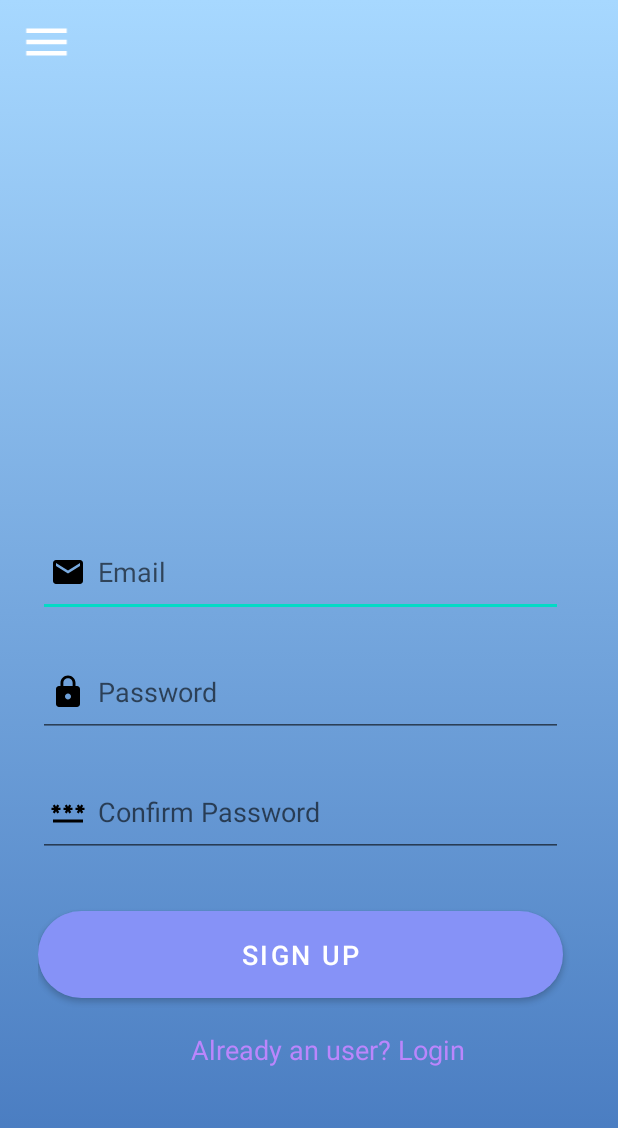
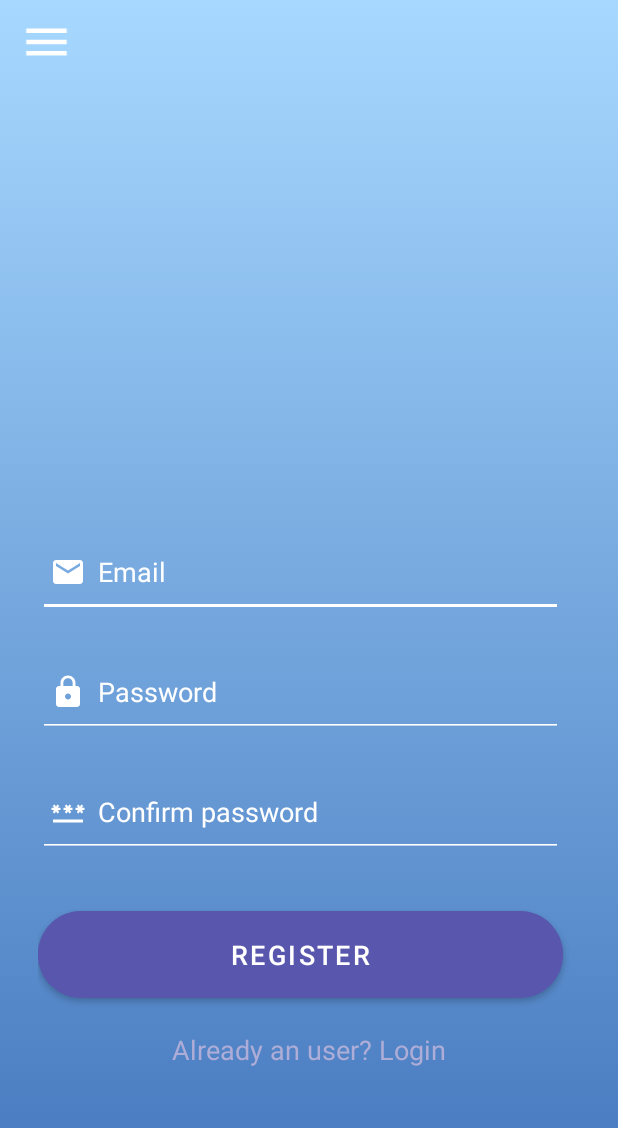
Before and after one commit to aluno23032/WeatherApp, an Android app: the screen it shows after launch (RegisterActivity), in the side drawer, after a tap on "Register", on a phone screen of 412 x 824 dp. Shown: the top 1128 px of the screen. Run offline under Robolectric (Android 15) with nearby library versions, the light colour scheme and no system bars; our stand-ins replace Firebase (no records; nobody signed in at launch, a user with empty details on screens opened directly), Volley; Roboto replaces fonts that are not available here.

Commit message:
Menu e fundo dinâmico na página login e registo

```diff
--- a/app/src/main/java/com/example/weatherapp/MainActivity.kt
+++ b/app/src/main/java/com/example/weatherapp/MainActivity.kt
@@ -21,9 +21,11 @@ import com.android.volley.DefaultRetryPolicy
 import com.android.volley.Request
 import com.android.volley.toolbox.StringRequest
 import com.android.volley.toolbox.Volley
+import com.example.weatherapp.databinding.ActivityMainBinding
 import com.google.android.gms.location.FusedLocationProviderClient
 import com.google.android.gms.location.LocationServices
 import com.google.android.material.navigation.NavigationView
+import com.google.firebase.auth.FirebaseAuth
 import org.json.JSONObject
 import java.util.*
 
@@ -62,11 +64,15 @@ class MainActivity : AppCompatActivity() {
     private lateinit var peaksday6: TextView
     private lateinit var peaksday7: TextView
     private lateinit var fusedLocationClient: FusedLocationProviderClient
+    private lateinit var firebaseAuth: FirebaseAuth
+    private lateinit var binding: ActivityMainBinding
 
     @RequiresApi(Build.VERSION_CODES.O)
     override fun onCreate(savedInstanceState: Bundle?) {
         super.onCreate(savedInstanceState)
-        setContentView(R.layout.activity_main)
+        binding = ActivityMainBinding.inflate(layoutInflater)
+        setContentView(binding.root)
+        firebaseAuth = FirebaseAuth.getInstance()
         tableLayout = findViewById(R.id.tableLayout)
         tableLayout.visibility = View.INVISIBLE
         drawerLayout = findViewById(R.id.drawerLayout)
@@ -85,8 +91,6 @@ class MainActivity : AppCompatActivity() {
                     val signupIntent = Intent(this, LoginActivity::class.java)
                     startActivity(signupIntent)
                     drawerLayout.closeDrawer(GravityCompat.START)
-                }
-                else -> {
                 }
             }
             true
@@ -107,12 +111,6 @@ class MainActivity : AppCompatActivity() {
         fusedLocationClient = LocationServices.getFusedLocationProviderClient(this)
         obtainLocation()
         tableLayout.visibility = View.VISIBLE
-    }
-
-    override fun onBackPressed() {
-        if (drawerLayout.isDrawerOpen(GravityCompat.START)){
-            drawerLayout.closeDrawer(GravityCompat.START)
-        }
     }
 
     private fun weekDays() {
--- a/app/src/main/res/layout/activity_register.xml
+++ b/app/src/main/res/layout/activity_register.xml
@@ -35,49 +35,64 @@
                 android:layout_height="wrap_content"
                 android:layout_marginTop="275dp"
                 android:orientation="vertical"
-                android:paddingLeft="25dp">
+                android:paddingStart="25dp"
+                android:paddingEnd="25dp">
 
                 <EditText
                     android:id="@+id/signup_email"
                     android:layout_width="350dp"
                     android:layout_height="60dp"
                     android:layout_marginTop="30dp"
-                    android:drawableLeft="@drawable/ic_baseline_email_24"
+                    android:drawableStart="@drawable/ic_baseline_email_24"
                     android:drawablePadding="8dp"
-                    android:hint="Email"
+                    android:hint="@string/email"
                     android:padding="8dp"
-                    android:textColor="@color/black" />
+                    android:textColor="@color/black"
+                    android:autofillHints=""
+                    android:inputType="textEmailAddress"
+                    android:textColorHint="@color/white"
+                    android:drawableTint="@color/white"
+                    android:backgroundTint="@color/white"/>
 
                 <EditText
                     android:id="@+id/signup_password"
                     android:layout_width="350dp"
                     android:layout_height="60dp"
                     android:layout_marginTop="20dp"
-                    android:drawableLeft="@drawable/ic_baseline_lock_24"
+                    android:drawableStart="@drawable/ic_baseline_lock_24"
                     android:drawablePadding="8dp"
-                    android:hint="Password"
+                    android:hint="@string/password"
                     android:inputType="textPassword"
                     android:padding="8dp"
-                    android:textColor="@color/black" />
+                    android:textColor="@color/black"
+                    android:autofillHints=""
+                    android:textColorHint="@color/white"
+                    android:drawableTint="@color/white"
+                    android:backgroundTint="@color/white"/>
 
                 <EditText
                     android:id="@+id/signup_confirm"
                     android:layout_width="350dp"
                     android:layout_height="60dp"
                     android:layout_marginTop="20dp"
-                    android:drawableLeft="@drawable/ic_baseline_password_24"
+                    android:drawableStart="@drawable/ic_baseline_password_24"
                     android:drawablePadding="8dp"
-                    android:hint="Confirm Password"
+                    android:hint="@string/confirm_password"
                     android:inputType="textPassword"
                     android:padding="8dp"
-                    android:textColor="@color/black" />
+                    android:textColor="@color/black"
+                    android:autofillHints=""
+                    android:textColorHint="@color/white"
+                    android:drawableTint="@color/white"
+                    android:backgroundTint="@color/white"/>
 
                 <Button
                     android:id="@+id/signup_button"
                     android:layout_width="350dp"
                     android:layout_height="70dp"
                     android:layout_marginTop="30dp"
-                    android:text="Sign Up"
+                    android:text="@string/register"
+                    android:backgroundTint="#5956AE"
                     android:textSize="18sp"
                     app:cornerRadius="30dp" />
 
@@ -88,8 +103,8 @@
                     android:layout_gravity="center"
                     android:layout_marginTop="8dp"
                     android:padding="8dp"
-                    android:text="Already an user? Login"
-                    android:textColor="@color/purple_200"
+                    android:text="@string/already_an_user"
+                    android:textColor="#AEADD7"
                     android:textSize="18sp" />
             </LinearLayout>
         </LinearLayout>
--- a/app/src/main/res/layout/header_layout.xml
+++ b/app/src/main/res/layout/header_layout.xml
@@ -12,14 +12,17 @@
         android:layout_width="wrap_content"
         android:layout_height="wrap_content"
         android:layout_marginTop="100dp"
+        android:textColor="@color/white"
         android:text="@string/welcome"
         android:textSize="20sp"
         android:textStyle="bold"/>
 
     <TextView
+        android:id="@+id/username"
         android:layout_width="wrap_content"
         android:layout_height="wrap_content"
         android:text="Username"
+        android:textColor="@color/white"
         android:textSize="32sp"
         android:textStyle="bold"/>
 
--- a/app/src/main/res/values/strings.xml
+++ b/app/src/main/res/values/strings.xml
@@ -22,6 +22,15 @@
     <string name="home">Home</string>
     <string name="welcome">Welcome!</string>
     <string name="cities">Cities</string>
-    <!-- TODO: Remove or change this placeholder text -->
-    <string name="hello_blank_fragment">Hello blank fragment</string>
+    <string name="fields">Fields cannot be empty</string>
+    <string name="checkEmail">Check your email</string>
+    <string name="email" translatable="false">Email</string>
+    <string name="password">Password</string>
+    <string name="forgot_password">Forgot your password?</string>
+    <string name="not_yet_registered">Not yet registered? Signup</string>
+    <string name="confirm_password">Confirm password</string>
+    <string name="already_an_user">Already an user? Login</string>
+    <string name="enter_your_email_address">Enter your email address</string>
+    <string name="cancel">Cancel</string>
+    <string name="reset">Reset</string>
 </resources>
```
Also changed, not shown: app/src/main/java/com/example/weatherapp/CitiesFragment.kt (deleted, +0 -59 lines), app/src/main/java/com/example/weatherapp/LoginActivity.kt (+28 -7 lines), app/src/main/java/com/example/weatherapp/RegisterActivity.kt (+25 -1 lines), app/src/main/res/layout/activity_login.xml (+24 -14 lines), app/src/main/res/layout/dialog_forgot.xml (+47 -29 lines), app/src/main/res/layout/fragment_cities.xml (deleted, +0 -14 lines), 2 other files.
